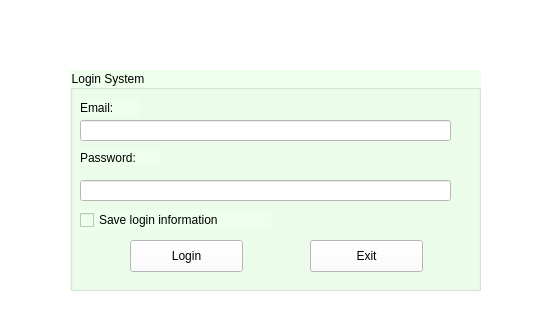
Before: the Qt Designer form retail_project/uis/MainWindow.ui in quynhthu0921/Machine_Learning, drawn with Qt 5; both pictures show x 130 to 669 and y 0 to 320 of the 669 by 454 pixel window.
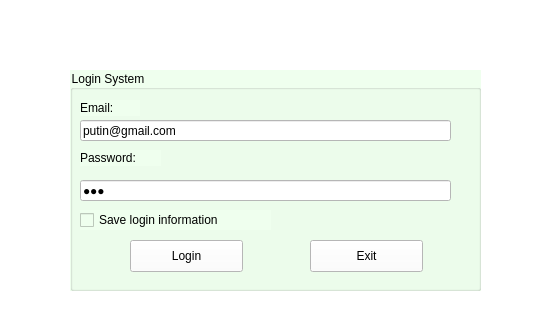
After: the same form once the commit is applied. Icons and pictures are not drawn.

```diff
--- a/retail_project/uis/MainWindow.ui
+++ b/retail_project/uis/MainWindow.ui
@@ -57,6 +57,9 @@
      <property name="styleSheet">
       <string notr="true">background-color: rgb(255, 255, 255);</string>
      </property>
+     <property name="text">
+      <string>putin@gmail.com</string>
+     </property>
     </widget>
     <widget class="QLabel" name="label_2">
      <property name="geometry">
@@ -83,6 +86,9 @@
      <property name="styleSheet">
       <string notr="true">background-color: rgb(255, 255, 255);</string>
      </property>
+     <property name="text">
+      <string>123</string>
+     </property>
      <property name="echoMode">
       <enum>QLineEdit::Password</enum>
      </property>
```
Left out of the diff: 6 changed lines with no effect on the pictures.
